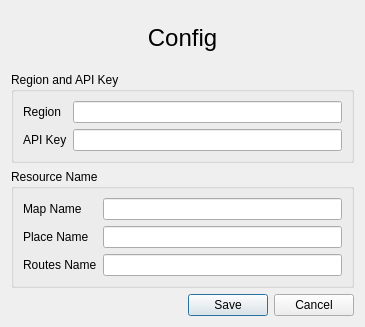
Qt form location_service/ui/config/config.ui (dayjournal/qgis-amazonlocationservice-plugin) before a commit.
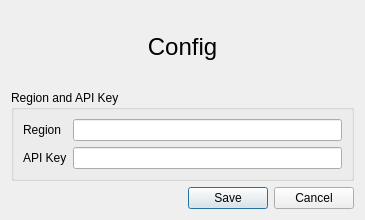
The same form after that commit.

Patch:
```diff
--- a/location_service/ui/config/config.ui
+++ b/location_service/ui/config/config.ui
@@ -7,7 +7,7 @@
     <x>0</x>
     <y>0</y>
     <width>365</width>
-    <height>327</height>
+    <height>220</height>
    </rect>
   </property>
   <property name="minimumSize">
@@ -62,45 +62,6 @@
      </layout>
     </widget>
    </item>
-   <item>
-    <widget class="QGroupBox" name="groupBox_2">
-     <property name="title">
-      <string>Resource Name</string>
-     </property>
-     <layout class="QGridLayout" name="gridLayout">
-      <item row="3" column="0">
-       <widget class="QLabel" name="routes_label">
-        <property name="text">
-         <string>Routes Name</string>
-        </property>
-       </widget>
-      </item>
-      <item row="0" column="0">
-       <widget class="QLabel" name="map_label">
-        <property name="text">
-         <string>Map Name</string>
-        </property>
-       </widget>
-      </item>
-      <item row="2" column="0">
-       <widget class="QLabel" name="place_label">
-        <property name="text">
-         <string>Place Name</string>
-        </property>
-       </widget>
-      </item>
-      <item row="0" column="1">
-       <widget class="QLineEdit" name="map_lineEdit"/>
-      </item>
-      <item row="2" column="1">
-       <widget class="QLineEdit" name="place_lineEdit"/>
-      </item>
-      <item row="3" column="1">
-       <widget class="QLineEdit" name="routes_lineEdit"/>
-      </item>
-     </layout>
-    </widget>
-   </item>
    <item>
     <layout class="QHBoxLayout" name="horizontalLayout">
      <item>
```
